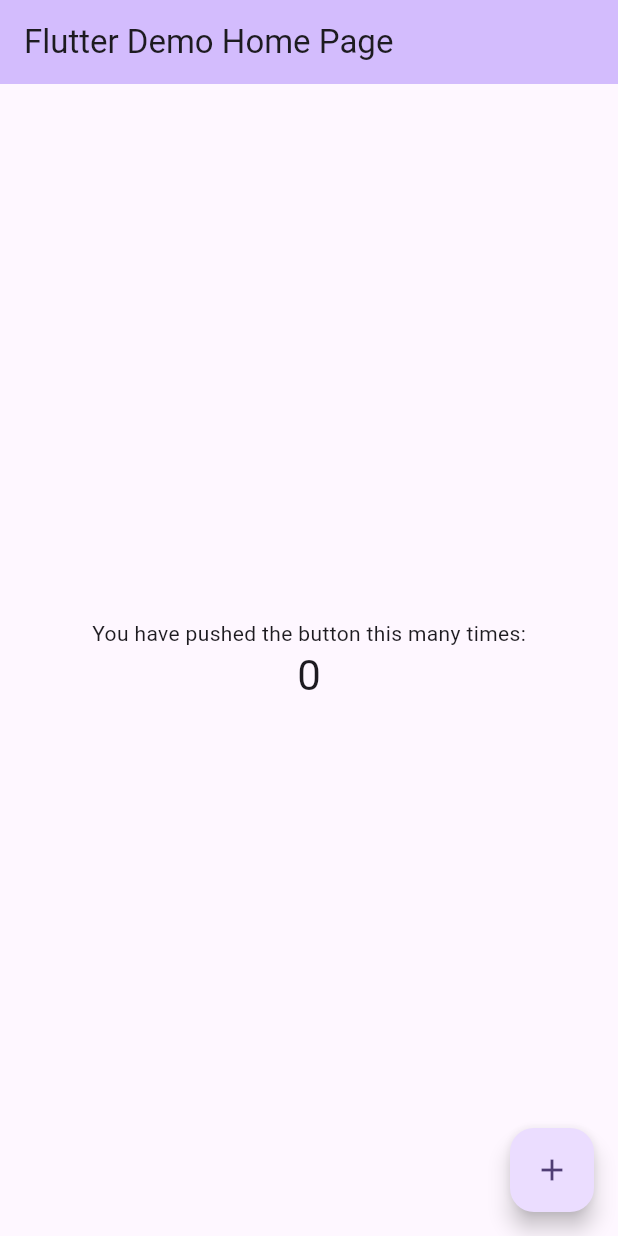
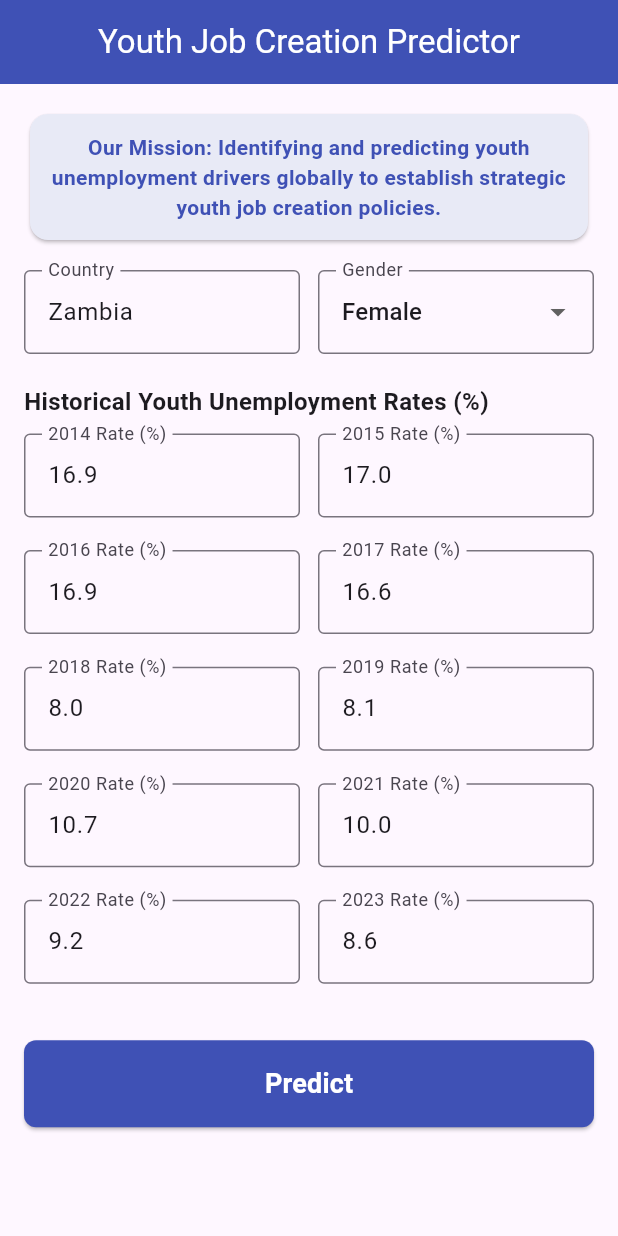
Before and after one commit to semanaparfait/Linear-Regression-Task, a Flutter app: the screen it shows after launch, on a phone screen of 412 x 824 dp. Run offline on Flutter 3.47's test engine with Material 3 defaults, Android fonts, the phone set to English and light mode, and no system bars.

Commit message:
Update API CORS settings and enhance Flutter app for youth unemployment prediction

```diff
--- a/summative/flutterapp/lib/main.dart
+++ b/summative/flutterapp/lib/main.dart
@@ -1,121 +1,255 @@
+import 'dart:convert';
 import 'package:flutter/material.dart';
+import 'package:http/http.dart' as http;
 
 void main() {
-  runApp(const MyApp());
+  runApp(const YouthUnemploymentApp());
 }
 
-class MyApp extends StatelessWidget {
-  const MyApp({super.key});
+class YouthUnemploymentApp extends StatelessWidget {
+  const YouthUnemploymentApp({super.key});
 
-  // This widget is the root of your application.
   @override
   Widget build(BuildContext context) {
     return MaterialApp(
-      title: 'Flutter Demo',
+      title: 'Youth Job Creation Tool',
       theme: ThemeData(
-        // This is the theme of your application.
-        //
-        // TRY THIS: Try running your application with "flutter run". You'll see
-        // the application has a purple toolbar. Then, without quitting the app,
-        // try changing the seedColor in the colorScheme below to Colors.green
-        // and then invoke "hot reload" (save your changes or press the "hot
-        // reload" button in a Flutter-supported IDE, or press "r" if you used
-        // the command line to start the app).
-        //
-        // Notice that the counter didn't reset back to zero; the application
-        // state is not lost during the reload. To reset the state, use hot
-        // restart instead.
-        //
-        // This works for code too, not just values: Most code changes can be
-        // tested with just a hot reload.
-        colorScheme: .fromSeed(seedColor: Colors.deepPurple),
+        primarySwatch: Colors.indigo,
+        useMaterial3: true,
       ),
-      home: const MyHomePage(title: 'Flutter Demo Home Page'),
+      home: const PredictionScreen(),
     );
   }
 }
 
-class MyHomePage extends StatefulWidget {
-  const MyHomePage({super.key, required this.title});
-
-  // This widget is the home page of your application. It is stateful, meaning
-  // that it has a State object (defined below) that contains fields that affect
-  // how it looks.
-
-  // This class is the configuration for the state. It holds the values (in this
-  // case the title) provided by the parent (in this case the App widget) and
-  // used by the build method of the State. Fields in a Widget subclass are
-  // always marked "final".
-
-  final String title;
+class PredictionScreen extends StatefulWidget {
+  const PredictionScreen({super.key});
 
   @override
-  State<MyHomePage> createState() => _MyHomePageState();
+  State<PredictionScreen> createState() => _PredictionScreenState();
 }
 
-class _MyHomePageState extends State<MyHomePage> {
-  int _counter = 0;
+class _PredictionScreenState extends State<PredictionScreen> {
+  final _formKey = GlobalKey<FormState>();
 
-  void _incrementCounter() {
+  // Input Controllers
+  final TextEditingController _countryController = TextEditingController(text: "Zambia");
+  String _sex = "Female";
+
+  // Historical years controllers (2014 - 2023)
+  final Map<int, TextEditingController> _yearControllers = {
+    2014: TextEditingController(text: "16.9"),
+    2015: TextEditingController(text: "17.0"),
+    2016: TextEditingController(text: "16.9"),
+    2017: TextEditingController(text: "16.6"),
+    2018: TextEditingController(text: "8.0"),
+    2019: TextEditingController(text: "8.1"),
+    2020: TextEditingController(text: "10.7"),
+    2021: TextEditingController(text: "10.0"),
+    2022: TextEditingController(text: "9.2"),
+    2023: TextEditingController(text: "8.6"),
+  };
+
+  String _predictionResult = "";
+  bool _isLoading = false;
+
+  // Your live Render API endpoint URL
+  final String _apiUrl = "https://linear-regression-task.onrender.com/predict";
+
+  Future<void> _getPrediction() async {
+    if (!_formKey.currentState!.validate()) return;
+
     setState(() {
-      // This call to setState tells the Flutter framework that something has
-      // changed in this State, which causes it to rerun the build method below
-      // so that the display can reflect the updated values. If we changed
-      // _counter without calling setState(), then the build method would not be
-      // called again, and so nothing would appear to happen.
-      _counter++;
+      _isLoading = true;
+      _predictionResult = "";
     });
+
+    // Construct the payload JSON matching your FastAPI Pydantic schema
+    final Map<String, dynamic> requestBody = {
+      "country_name": _countryController.text,
+      "sex": _sex,
+      "y2014": double.parse(_yearControllers[2014]!.text),
+      "y2015": double.parse(_yearControllers[2015]!.text),
+      "y2016": double.parse(_yearControllers[2016]!.text),
+      "y2017": double.parse(_yearControllers[2017]!.text),
+      "y2018": double.parse(_yearControllers[2018]!.text),
+      "y2019": double.parse(_yearControllers[2019]!.text),
+      "y2020": double.parse(_yearControllers[2020]!.text),
+      "y2021": double.parse(_yearControllers[2021]!.text),
+      "y2022": double.parse(_yearControllers[2022]!.text),
+      "y2023": double.parse(_yearControllers[2023]!.text),
+    };
+
+    try {
+      final response = await http.post(
+        Uri.parse(_apiUrl),
+        headers: {"Content-Type": "application/json"},
+        body: jsonEncode(requestBody),
+      );
+
+      if (response.statusCode == 200) {
+        final Map<String, dynamic> responseData = jsonDecode(response.body);
+        final prediction = responseData["predicted_youth_unemployment_2024"];
+        setState(() {
+          _predictionResult = "Predicted 2024 Unemployment Rate: $prediction%";
+        });
+      } else {
+        final errorDetail = jsonDecode(response.body)["detail"] ?? "Unprocessable inputs.";
+        setState(() {
+          _predictionResult = "Error: $errorDetail";
+        });
+      }
+    } catch (e) {
+      setState(() {
+        _predictionResult = "Could not connect to the API server. Please check your internet connection.";
+      });
+    } finally {
+      setState(() {
+        _isLoading = false;
+      });
+    }
   }
 
   @override
   Widget build(BuildContext context) {
-    // This method is rerun every time setState is called, for instance as done
-    // by the _incrementCounter method above.
-    //
-    // The Flutter framework has been optimized to make rerunning build methods
-    // fast, so that you can just rebuild anything that needs updating rather
-    // than having to individually change instances of widgets.
     return Scaffold(
       appBar: AppBar(
-        // TRY THIS: Try changing the color here to a specific color (to
-        // Colors.amber, perhaps?) and trigger a hot reload to see the AppBar
-        // change color while the other colors stay the same.
-        backgroundColor: Theme.of(context).colorScheme.inversePrimary,
-        // Here we take the value from the MyHomePage object that was created by
-        // the App.build method, and use it to set our appbar title.
-        title: Text(widget.title),
+        title: const Text('Youth Job Creation Predictor', style: TextStyle(color: Colors.white)),
+        backgroundColor: Colors.indigo,
+        centerTitle: true,
       ),
-      body: Center(
-        // Center is a layout widget. It takes a single child and positions it
-        // in the middle of the parent.
-        child: Column(
-          // Column is also a layout widget. It takes a list of children and
-          // arranges them vertically. By default, it sizes itself to fit its
-          // children horizontally, and tries to be as tall as its parent.
-          //
-          // Column has various properties to control how it sizes itself and
-          // how it positions its children. Here we use mainAxisAlignment to
-          // center the children vertically; the main axis here is the vertical
-          // axis because Columns are vertical (the cross axis would be
-          // horizontal).
-          //
-          // TRY THIS: Invoke "debug painting" (choose the "Toggle Debug Paint"
-          // action in the IDE, or press "p" in the console), to see the
-          // wireframe for each widget.
-          mainAxisAlignment: .center,
-          children: [
-            const Text('You have pushed the button this many times:'),
-            Text(
-              '$_counter',
-              style: Theme.of(context).textTheme.headlineMedium,
-            ),
-          ],
+      body: SingleChildScrollView(
+        padding: const EdgeInsets.all(16.0),
+        child: Form(
+          key: _formKey,
+          child: Column(
+            crossAxisAlignment: CrossAxisAlignment.stretch,
+            children: [
+              // 1. Mission Header
+              const Card(
+                color: Color(0xFFE8EAF6),
+                child: Padding(
+                  padding: EdgeInsets.all(12.0),
+                  child: Text(
+                    "Our Mission: Identifying and predicting youth unemployment drivers globally to establish strategic youth job creation policies.",
+                    textAlign: TextAlign.center,
+                    style: TextStyle(fontSize: 14, fontWeight: FontWeight.bold, color: Colors.indigo),
+                  ),
+                ),
+              ),
+              const SizedBox(height: 16),
+
+              // 2. Demographic Entires (Country & Gender)
+              Row(
+                children: [
+                  Expanded(
+                    child: TextFormField(
+                      controller: _countryController,
+                      decoration: const InputDecoration(
+                        labelText: "Country",
+                        border: OutlineInputBorder(),
+                      ),
+                      validator: (v) => v!.isEmpty ? "Required" : null,
+                    ),
+                  ),
+                  const SizedBox(width: 12),
+                  Expanded(
+                    child: DropdownButtonFormField<String>(
+                      value: _sex,
+                      decoration: const InputDecoration(
+                        labelText: "Gender",
+                        border: OutlineInputBorder(),
+                      ),
+                      items: ["Female", "Male"].map((g) {
+                        return DropdownMenuItem(value: g, child: Text(g));
+                      }).toList(),
+                      onChanged: (val) => setState(() => _sex = val!),
+                    ),
+                  ),
+                ],
+              ),
+              const SizedBox(height: 20),
+
+              const Text(
+                "Historical Youth Unemployment Rates (%)",
+                style: TextStyle(fontSize: 16, fontWeight: FontWeight.bold),
+              ),
+              const SizedBox(height: 10),
+
+              // 3. 10 Years Input Fields arranged in a grid for a neat, non-overlapping design
+              GridView.builder(
+                shrinkWrap: true,
+                physics: const NeverScrollableScrollPhysics(),
+                gridDelegate: const SliverGridDelegateWithFixedCrossAxisCount(
+                  crossAxisCount: 2,
+                  childAspectRatio: 2.8,
+                  crossAxisSpacing: 12,
+                  mainAxisSpacing: 12,
+                ),
+                itemCount: _yearControllers.length,
+                itemBuilder: (context, index) {
+                  int year = _yearControllers.keys.elementAt(index);
+                  return TextFormField(
+                    controller: _yearControllers[year],
+                    keyboardType: const TextInputType.numberWithOptions(decimal: true),
+                    decoration: InputDecoration(
+                      labelText: "$year Rate (%)",
+                      border: const OutlineInputBorder(),
+                    ),
+                    validator: (v) {
+                      if (v == null || v.isEmpty) return "Required";
+                      final parsed = double.tryParse(v);
+                      if (parsed == null || parsed < 0.0 || parsed > 100.0) {
+                        return "Enter 0-100";
+                      }
+                      return null;
+                    },
+                  );
+                },
+              ),
+              const SizedBox(height: 28),
+
+              // 4. "Predict" Button
+              _isLoading
+                  ? const Center(child: CircularProgressIndicator())
+                  : ElevatedButton(
+                      onPressed: _getPrediction,
+                      style: ElevatedButton.styleFrom(
+                        backgroundColor: Colors.indigo,
+                        padding: const EdgeInsets.symmetric(vertical: 16),
+                        shape: RoundedRectangleBorder(borderRadius: BorderRadius.circular(8)),
+                      ),
+                      child: const Text(
+                        "Predict",
+                        style: TextStyle(fontSize: 18, color: Colors.white, fontWeight: FontWeight.bold),
+                      ),
+                    ),
+              const SizedBox(height: 24),
+
+              // 5. Prediction Result Area
+              if (_predictionResult.isNotEmpty)
+                Container(
+                  padding: const EdgeInsets.all(16),
+                  decoration: BoxDecoration(
+                    color: _predictionResult.startsWith("Error") ? Colors.red.shade50 : Colors.green.shade50,
+                    borderRadius: BorderRadius.circular(8),
+                    border: Border.all(
+                      color: _predictionResult.startsWith("Error") ? Colors.red : Colors.green,
+                    ),
+                  ),
+                  child: Text(
+                    _predictionResult,
+                    textAlign: TextAlign.center,
+                    style: TextStyle(
+                      fontSize: 18,
+                      fontWeight: FontWeight.bold,
+                      color: _predictionResult.startsWith("Error") ? Colors.red : Colors.green.shade900,
+                    ),
+                  ),
+                ),
+            ],
+          ),
         ),
-      ),
-      floatingActionButton: FloatingActionButton(
-        onPressed: _incrementCounter,
-        tooltip: 'Increment',
-        child: const Icon(Icons.add),
       ),
     );
   }
--- a/summative/flutterapp/pubspec.yaml
+++ b/summative/flutterapp/pubspec.yaml
@@ -27,9 +27,12 @@ environment:
 # dependencies can be manually updated by changing the version numbers below to
 # the latest version available on pub.dev. To see which dependencies have newer
 # versions available, run `flutter pub outdated`.
+#  CORRECT (Copy & replace this section)
 dependencies:
   flutter:
     sdk: flutter
+
+  http: ^1.2.0
 
   # The following adds the Cupertino Icons font to your application.
   # Use with the CupertinoIcons class for iOS style icons.
```
Also changed, not shown: summative/flutterapp/pubspec.lock, 1 other file.
